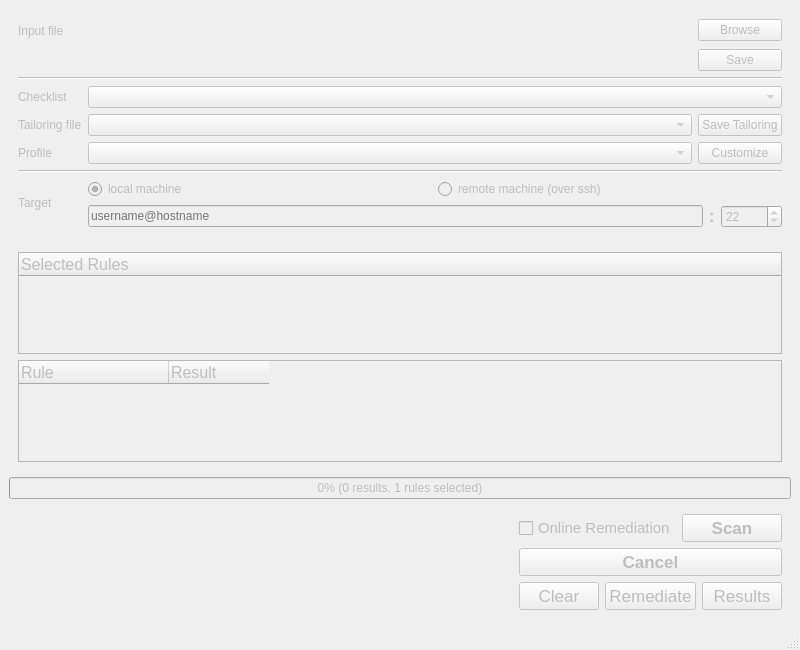
Above: ui/MainWindow.ui from OpenSCAP/scap-workbench before the change. Below: the same form after it.
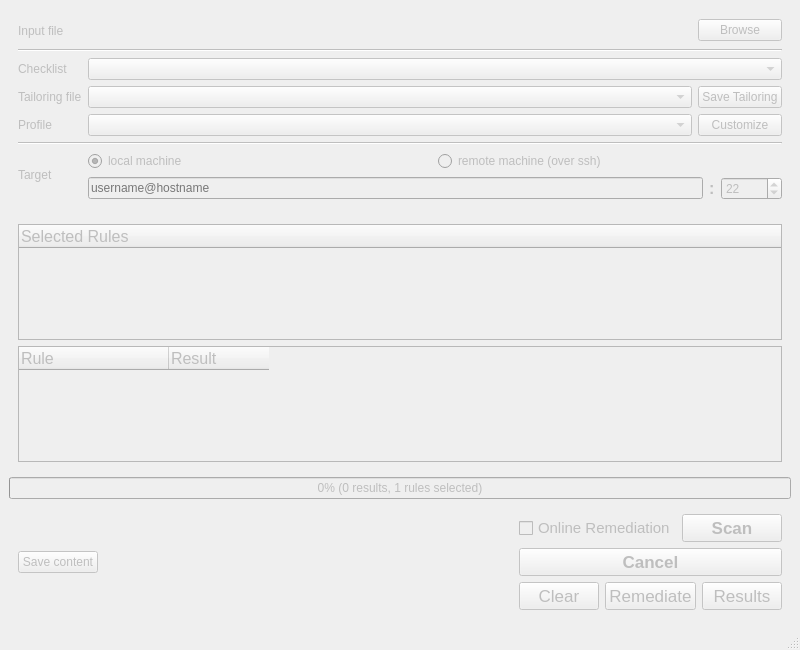
That is the form after the change.

Commit message: Moved 'Save' button to the bottom as per suggestions

Patch:
```diff
--- a/ui/MainWindow.ui
+++ b/ui/MainWindow.ui
@@ -31,13 +31,6 @@
          </property>
         </widget>
        </item>
-       <item row="1" column="2">
-        <widget class="QPushButton" name="saveButton">
-         <property name="text">
-          <string>Save</string>
-         </property>
-        </widget>
-       </item>
        <item row="5" column="1">
         <widget class="QComboBox" name="profileComboBox"/>
        </item>
@@ -313,6 +306,13 @@
        </sizepolicy>
       </property>
       <layout class="QHBoxLayout" name="horizontalLayout_2">
+       <item>
+        <widget class="QPushButton" name="saveButton">
+         <property name="text">
+          <string>Save content</string>
+         </property>
+        </widget>
+       </item>
        <item>
         <spacer name="horizontalSpacer">
          <property name="orientation">
```
